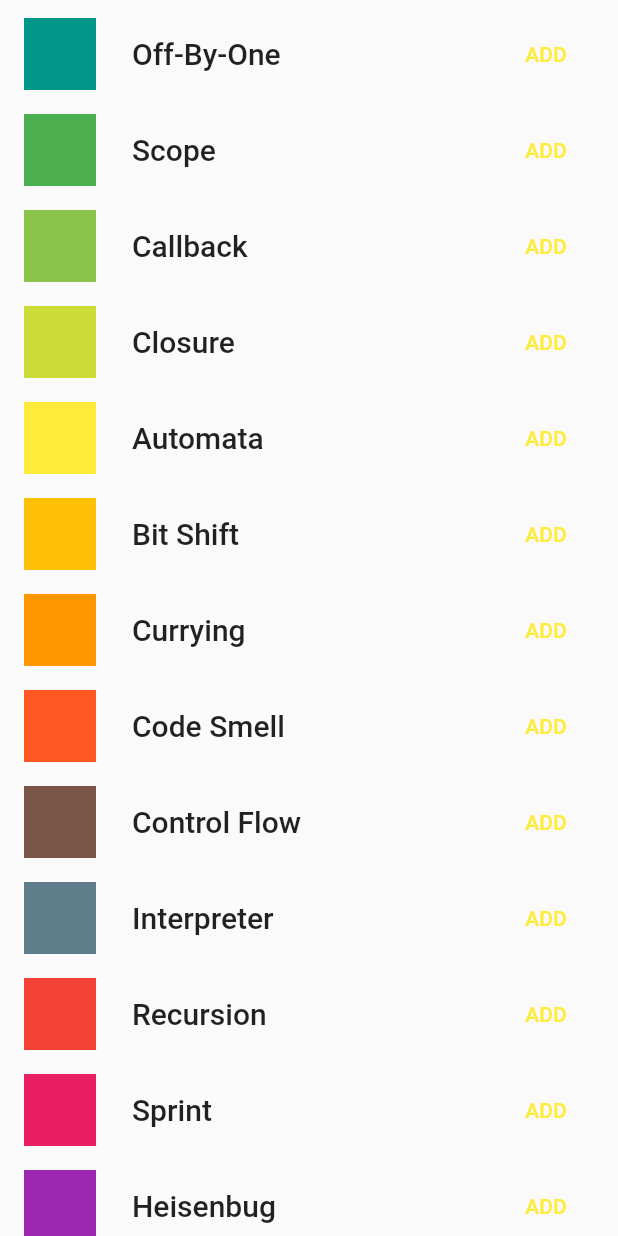
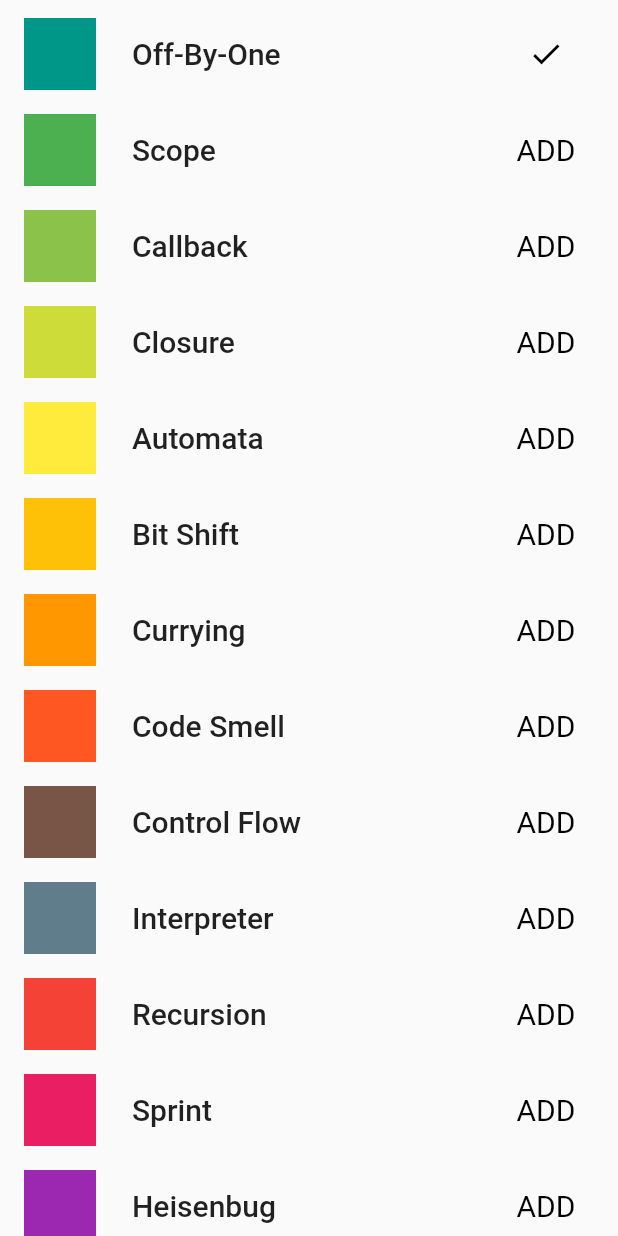
Before and after one commit to mbinoti/valuenotifier-exemplo, a Flutter app: the MyCatalog screen opened by its route, scrolled down 576 dp, after a tap on "ADD", on a phone screen of 412 x 824 dp. Run offline on Flutter 3.47's test engine with Material 2 defaults, Android fonts, the phone set to English and light mode, and no system bars.

Commit message:
adicionado funcionalidade de exibir icone checked se item já adicionado.

```diff
--- a/lib/screens/catalog_list.dart
+++ b/lib/screens/catalog_list.dart
@@ -108,28 +108,27 @@ class _MyListItem extends StatelessWidget {
             const SizedBox(width: 24),
             TextButton(
               // ignore: iterable_contains_unrelated_type
-              onPressed: MyCatalog.cartItems.value.contains(item)
-                  ? null
-                  : () {
-                      // Se o item não estiver no carrinho, deixamos o usuário adicioná-lo.
-                      // Estamos usando context.read() aqui porque o retorno de chamada
-                      // é executado sempre que o usuário toca no botão. Em outros
-                      // palavras, ele é executado fora do método build.
-                      MyCatalog.cartItems.value.add(item);
-                    },
-              style: ButtonStyle(
-                overlayColor:
-                    MaterialStateProperty.resolveWith<Color?>((states) {
-                  if (states.contains(MaterialState.pressed)) {
-                    return Theme.of(context).primaryColor;
-                  }
-                  return null; // Defer to the widget's default.
-                }),
-              ),
+              onPressed: () {
+                final existe = MyCatalog.cartItems.value
+                    .where((element) => element.name == item.name.toString());
+                if (existe.isEmpty) {
+                  MyCatalog.cartItems.value.add(item);
+                  MyCatalog.cartItems.notifyListeners();
+                }
+                print('item.name.toString() ${item.name.toString()}');
+                print(
+                    'MyCatalog.cartItems.value = ${MyCatalog.cartItems.value}');
+              },
+              style: TextButton.styleFrom(
+                  textStyle: const TextStyle(fontSize: 20)),
               child: MyCatalog.cartItems.value
-                      .contains(CatalogModel().getByPosition(index))
-                  ? const Icon(Icons.check, semanticLabel: 'ADDED')
-                  : const Text('ADD'),
+                      .where((element) => element.name == item.name.toString())
+                      .isNotEmpty
+                  ? const Icon(
+                      Icons.check,
+                      color: Colors.black,
+                    )
+                  : const Text('ADD', style: TextStyle(color: Colors.black)),
             ),
           ],
         ),
```
